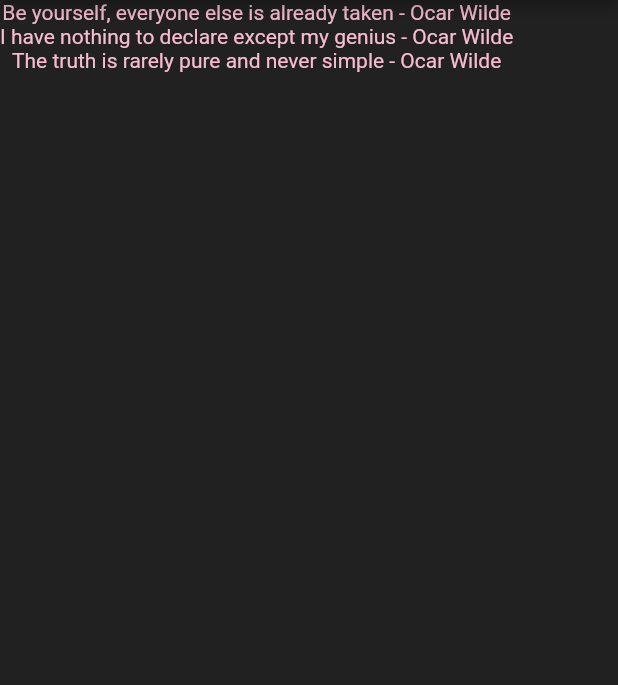
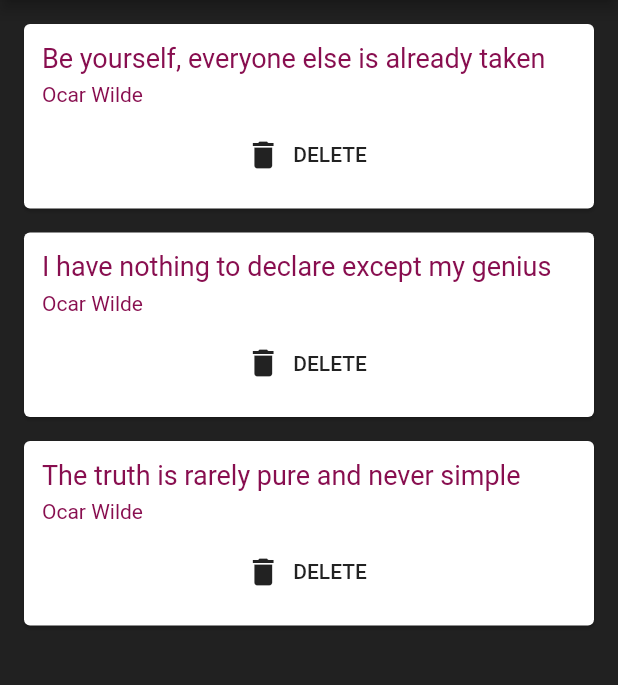
Before and after one commit to RohiniRG/Flutter-basics, a Flutter app: the screen it shows after launch, on a phone screen of 412 x 824 dp, the part 84-769 px from its top. Run offline on Flutter 3.47's test engine with Material 2 defaults, Android fonts, the light colour scheme and no system bars.

Commit message:
completed quotes app

```diff
--- a/Dart_basics/playground.dart
+++ b/Dart_basics/playground.dart
@@ -6,7 +6,6 @@ import 'dart:io';
 /* Block comment
 */
 /// Documentation
-
 main() {
   // print("Hello World!");
 
--- a/quotes/lib/main.dart
+++ b/quotes/lib/main.dart
@@ -1,5 +1,6 @@
 import 'package:flutter/material.dart';
 import 'quote.dart';
+import 'quote_card.dart';
 
 void main() {
   runApp(MaterialApp(
@@ -30,6 +31,11 @@ class _QuoteListState extends State<QuoteList> {
         author: 'Ocar Wilde', text: 'The truth is rarely pure and never simple')
   ];
 
+  // Widget quoteTemplate(quote) {
+  //   // making this into a stateless widget
+  //   return QuoteCard(quote: quote);
+  // }
+
   @override
   Widget build(BuildContext context) {
     return Scaffold(
@@ -41,12 +47,49 @@ class _QuoteListState extends State<QuoteList> {
       ),
       body: Column(
         children: quotes
-            .map((quote) => Text(
-                  '${quote.text} - ${quote.author}',
-                  style: TextStyle(color: Colors.pink[100]),
-                ))
+            .map((quote) => QuoteCard(
+                quote: quote,
+                delete: () {
+                  setState(() {
+                    quotes.remove(quote);
+                  });
+                }))
             .toList(),
       ),
     );
   }
 }
+
+// class QuoteCard extends StatelessWidget {
+//   final Quote quote; // final value of this variable
+//   QuoteCard({this.quote}); // making a constructor to take the quote parameter
+
+//   @override
+//   Widget build(BuildContext context) {
+//     return Card(
+//       margin: EdgeInsets.fromLTRB(16, 16, 16, 0),
+//       child: Padding(
+//         padding: const EdgeInsets.all(12.0),
+//         child: Column(
+//           crossAxisAlignment: CrossAxisAlignment.stretch,
+//           children: [
+//             Text(
+//               quote.text,
+//               style: TextStyle(
+//                 fontSize: 18.0,
+//                 color: Colors.pink[900],
+//               ),
+//             ),
+//             SizedBox(
+//               height: 6.0,
+//             ),
+//             Text(
+//               quote.author,
+//               style: TextStyle(fontSize: 14.0, color: Colors.pink[900]),
+//             )
+//           ],
+//         ),
+//       ),
+//     );
+//   }
+// }
--- /dev/null
+++ b/quotes/lib/quote_card.dart
@@ -0,0 +1,45 @@
+import 'package:flutter/material.dart';
+import 'quote.dart';
+
+class QuoteCard extends StatelessWidget {
+  final Quote quote; // final value of this variable
+  final Function delete;
+  QuoteCard(
+      {this.quote,
+      this.delete}); // making a constructor to take the quote parameter
+
+  @override
+  Widget build(BuildContext context) {
+    return Card(
+      margin: EdgeInsets.fromLTRB(16, 16, 16, 0),
+      child: Padding(
+        padding: const EdgeInsets.all(12.0),
+        child: Column(
+          crossAxisAlignment: CrossAxisAlignment.stretch,
+          children: [
+            Text(
+              quote.text,
+              style: TextStyle(
+                fontSize: 18.0,
+                color: Colors.pink[900],
+              ),
+            ),
+            SizedBox(
+              height: 6.0,
+            ),
+            Text(
+              quote.author,
+              style: TextStyle(fontSize: 14.0, color: Colors.pink[900]),
+            ),
+            SizedBox(height: 8.0),
+            FlatButton.icon(
+              onPressed: delete,
+              label: Text('DELETE'),
+              icon: Icon(Icons.delete),
+            )
+          ],
+        ),
+      ),
+    );
+  }
+}
```
